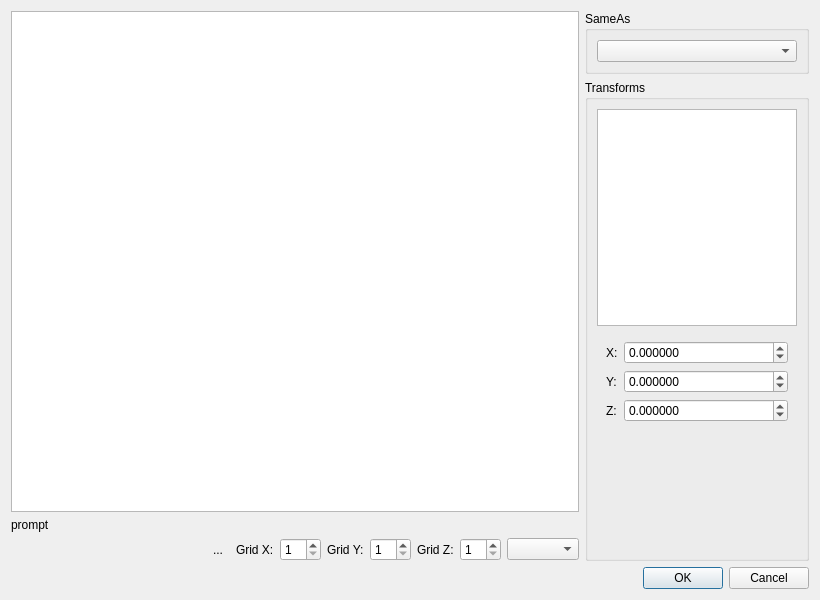
The window that src/tiled/tileshapeeditor.ui (timbaker/tiled) describes before a commit, drawn with Qt 5.
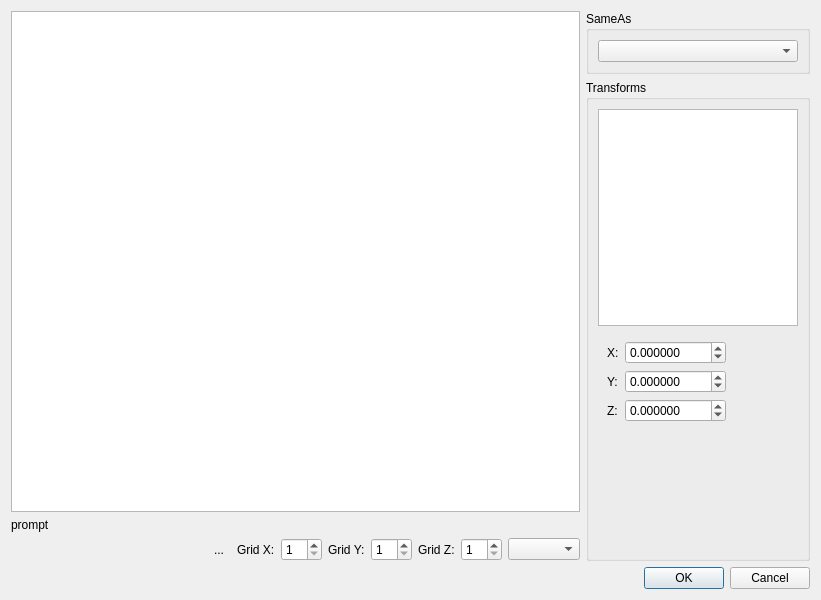
The same window after the commit. Icons and pictures are not drawn. Custom widgets are drawn as their Qt base class.

What changed in the file:
```diff
--- a/src/tiled/tileshapeeditor.ui
+++ b/src/tiled/tileshapeeditor.ui
@@ -6,7 +6,7 @@
    <rect>
     <x>0</x>
     <y>0</y>
-    <width>820</width>
+    <width>821</width>
     <height>600</height>
    </rect>
   </property>
@@ -56,7 +56,12 @@
            <number>0</number>
           </property>
           <widget class="QWidget" name="page">
+           <layout class="QGridLayout" name="gridLayout_4">
+            <item row="0" column="0">
            <layout class="QFormLayout" name="formLayout">
+              <property name="fieldGrowthPolicy">
+               <enum>QFormLayout::ExpandingFieldsGrow</enum>
+              </property>
             <item row="0" column="0">
              <widget class="QLabel" name="label_4">
               <property name="text">
@@ -65,7 +70,7 @@
              </widget>
             </item>
             <item row="0" column="1">
-             <widget class="QDoubleSpinBox" name="xSpinBox">
+               <widget class="QDoubleSpinBox" name="ySpinBox">
               <property name="decimals">
                <number>6</number>
               </property>
@@ -88,7 +93,7 @@
              </widget>
             </item>
             <item row="1" column="1">
-             <widget class="QDoubleSpinBox" name="ySpinBox">
+               <widget class="QDoubleSpinBox" name="xSpinBox">
               <property name="decimals">
                <number>6</number>
               </property>
@@ -125,6 +130,8 @@
                <double>0.100000000000000</double>
               </property>
              </widget>
+              </item>
+             </layout>
             </item>
            </layout>
           </widget>
```
Lines whose indentation alone changed are shown as unchanged.
